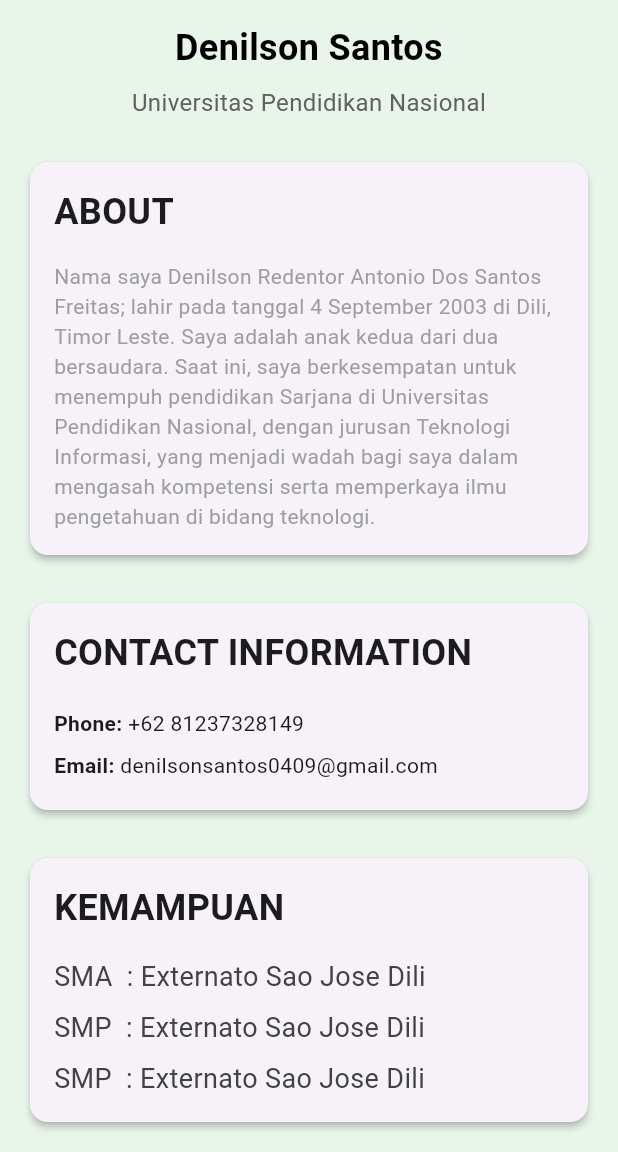
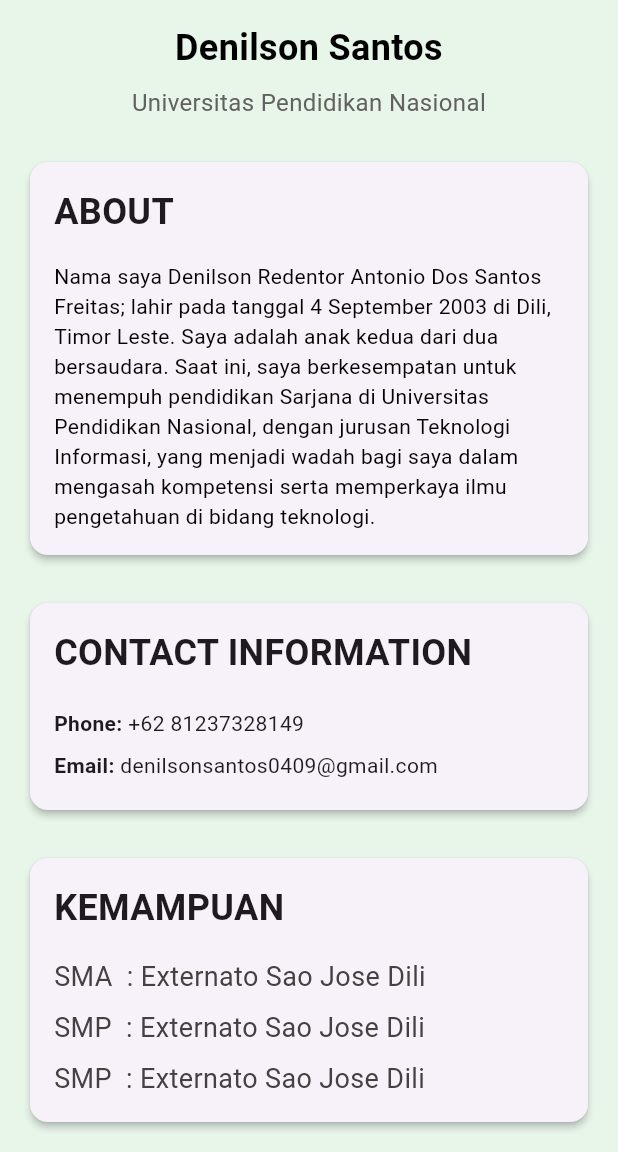
Before and after one commit to DenilsonSantos0409/project_uts, a Flutter app: the screen it shows after launch, scrolled down 137 dp, on a phone screen of 412 x 824 dp, the part 84-1236 px from its top. Run offline on Flutter 3.47's test engine with Material 3 defaults, Android fonts, the phone set to English and light mode, and no system bars.

Commit message:
first commit

```diff
--- a/lib/main.dart
+++ b/lib/main.dart
@@ -85,7 +85,7 @@ class ProfilePage extends StatelessWidget {
                               'Universitas Pendidikan Nasional, dengan jurusan Teknologi Informasi, '
                               'yang menjadi wadah bagi saya dalam mengasah kompetensi serta '
                               'memperkaya ilmu pengetahuan di bidang teknologi.',
-                              style: TextStyle(color: Colors.grey),
+                              style: TextStyle(color: Colors.black),
                             ),
                           ],
                         ),
```
